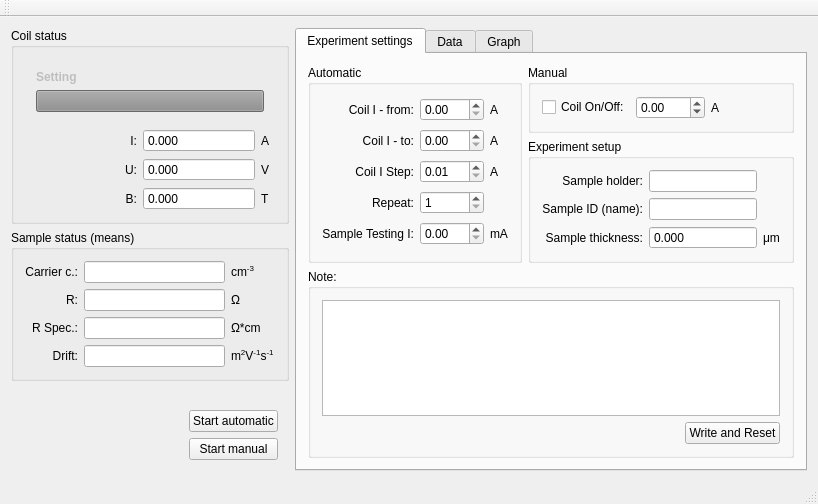
This is hall/mainwindow.ui in mBr001/hall as Qt 5 draws it before an edit. The edited form follows.
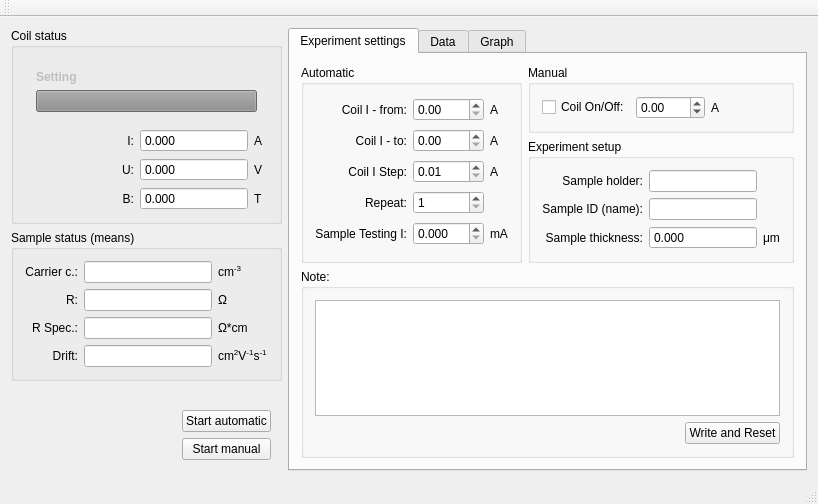
This is the edited form. Custom widgets are drawn as their Qt base class.

What changed in the file:
```diff
--- a/hall/mainwindow.ui
+++ b/hall/mainwindow.ui
@@ -274,7 +274,7 @@
 &lt;html&gt;&lt;head&gt;&lt;meta name=&quot;qrichtext&quot; content=&quot;1&quot; /&gt;&lt;style type=&quot;text/css&quot;&gt;
 p, li { white-space: pre-wrap; }
 &lt;/style&gt;&lt;/head&gt;&lt;body style=&quot; font-family:'Sans Serif'; font-size:9pt; font-weight:400; font-style:normal;&quot;&gt;
-&lt;p style=&quot; margin-top:0px; margin-bottom:0px; margin-left:0px; margin-right:0px; -qt-block-indent:0; text-indent:0px;&quot;&gt;m&lt;span style=&quot; vertical-align:super;&quot;&gt;2&lt;/span&gt;V&lt;span style=&quot; vertical-align:super;&quot;&gt;-1&lt;/span&gt;s&lt;span style=&quot; vertical-align:super;&quot;&gt;-1&lt;/span&gt;&lt;/p&gt;&lt;/body&gt;&lt;/html&gt;</string>
+&lt;p style=&quot; margin-top:0px; margin-bottom:0px; margin-left:0px; margin-right:0px; -qt-block-indent:0; text-indent:0px;&quot;&gt;cm&lt;span style=&quot; vertical-align:super;&quot;&gt;2&lt;/span&gt;V&lt;span style=&quot; vertical-align:super;&quot;&gt;-1&lt;/span&gt;s&lt;span style=&quot; vertical-align:super;&quot;&gt;-1&lt;/span&gt;&lt;/p&gt;&lt;/body&gt;&lt;/html&gt;</string>
              </property>
             </widget>
            </item>
@@ -513,7 +513,7 @@
              <item row="4" column="1">
               <widget class="QDoubleSpinBox" name="sampleCurrDoubleSpinBox">
                <property name="decimals">
-                <number>2</number>
+                <number>3</number>
                </property>
                <property name="maximum">
                 <double>100.000000000000000</double>
```
Left out of the diff: 2 changed lines with no effect on the pictures.
